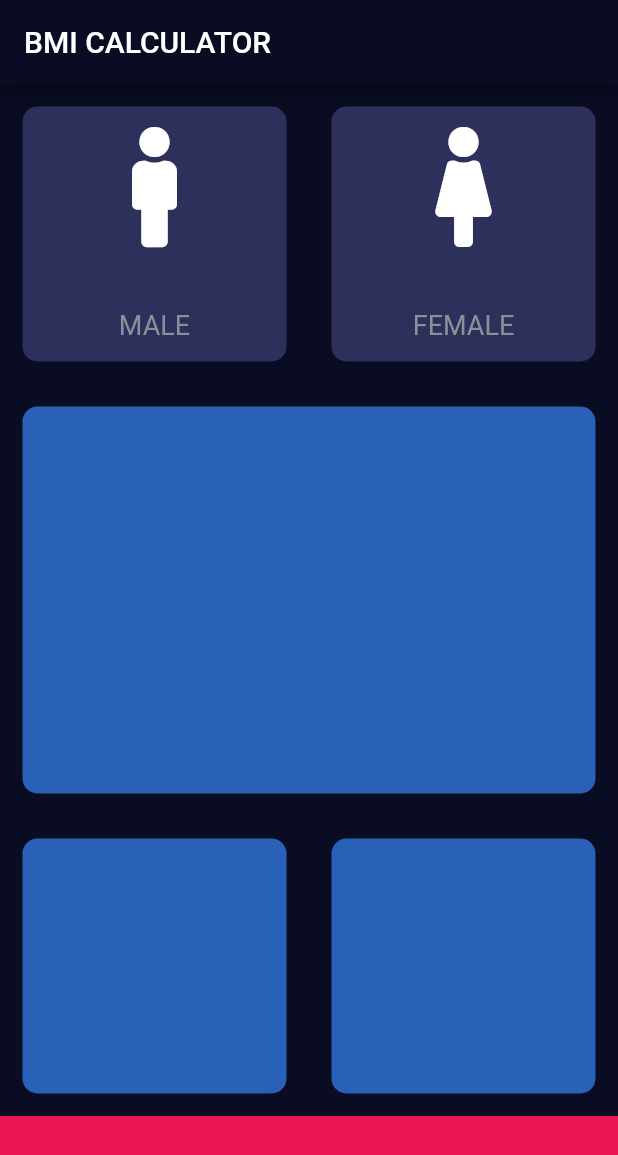
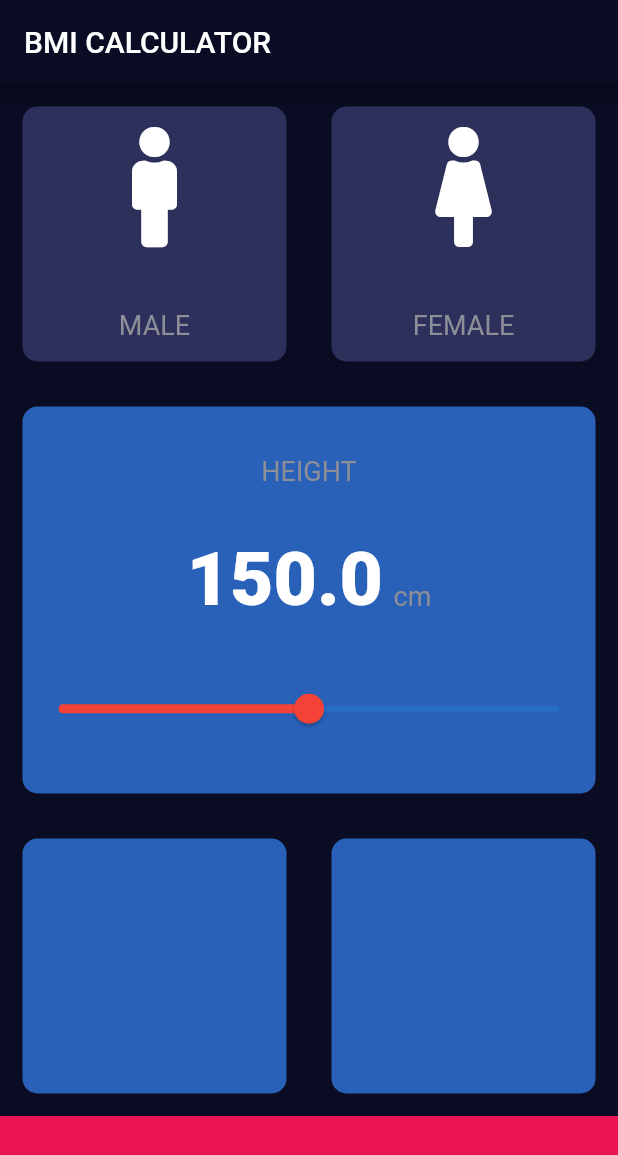
Before and after one commit to mojbrady/flutter-showcase, a Flutter app: the screen it shows after launch, on a phone screen of 412 x 824 dp. Shown: the top 1155 px of the screen. Run offline on Flutter 3.47's test engine with Material 2 defaults, Android fonts, the light colour scheme and no system bars; our stand-ins replace audioplayers, datetime_picker_formfield, font_awesome_flutter, rflutter_alert.

Commit message:
Bmi calc layout + refactor

```diff
--- a/bmi_calculator/lib/constants.dart
+++ b/bmi_calculator/lib/constants.dart
@@ -8,3 +8,7 @@ const kLabelTextStyle = TextStyle(
   fontSize: 18,
   color: Color(0xFF8D8E98),
 );
+const kNumberTextStyle = TextStyle(
+  fontSize: 50,
+  fontWeight: FontWeight.w900,
+);
--- a/bmi_calculator/lib/input_page.dart
+++ b/bmi_calculator/lib/input_page.dart
@@ -3,7 +3,7 @@ import 'package:bmicalculator/constants.dart';
 import 'package:flutter/cupertino.dart';
 import 'package:flutter/material.dart';
 import 'package:font_awesome_flutter/font_awesome_flutter.dart';
-import 'package:bmicalculator/cardd.dart';
+import 'package:bmicalculator/tile.dart';
 
 enum Gender {
   MALE,
@@ -17,10 +17,17 @@ class InputPage extends StatefulWidget {
 
 class _InputPageState extends State<InputPage> {
   Gender selectedGender;
+  double selectedHeight = 150;
 
   void updateCardColours(Gender gender) {
     setState(() {
       this.selectedGender = gender;
+    });
+  }
+
+  void updateHeight(double value) {
+    setState(() {
+      this.selectedHeight = value;
     });
   }
 
@@ -31,10 +38,11 @@ class _InputPageState extends State<InputPage> {
         title: Text('BMI CALCULATOR'),
       ),
       body: Column(
+        crossAxisAlignment: CrossAxisAlignment.stretch,
         children: <Widget>[
           Row(
             children: <Widget>[
-              Cardd(
+              Tile(
                 onClick: () => updateCardColours(Gender.MALE),
                 colour: (selectedGender == Gender.MALE)
                     ? kActiveCardColour
@@ -45,7 +53,7 @@ class _InputPageState extends State<InputPage> {
                   label: 'MALE',
                 ),
               ),
-              Cardd(
+              Tile(
                 onClick: () => updateCardColours(Gender.FEMALE),
                 colour: (selectedGender == Gender.FEMALE)
                     ? kActiveCardColour
@@ -58,22 +66,52 @@ class _InputPageState extends State<InputPage> {
               ),
             ],
           ),
-//          Row(
-//            children: <Widget>[
-          Cardd(
+          Tile(
             colour: kActiveCardColour,
             height: 170,
+            child: Column(
+              mainAxisAlignment: MainAxisAlignment.spaceEvenly,
+              children: <Widget>[
+                Text(
+                  'HEIGHT',
+                  style: kLabelTextStyle,
+                  textAlign: TextAlign.center,
+                ),
+                Row(
+                  mainAxisAlignment: MainAxisAlignment.center,
+                  crossAxisAlignment: CrossAxisAlignment.baseline,
+                  textBaseline: TextBaseline.alphabetic,
+                  children: <Widget>[
+                    Text(
+                      '$selectedHeight',
+                      style: kNumberTextStyle,
+                    ),
+                    SizedBox(
+                      width: 7,
+                    ),
+                    Text(
+                      'cm',
+                      style: kLabelTextStyle,
+                    ),
+                  ],
+                ),
+                Slider(
+                  onChanged: (value) => updateHeight(value),
+                  min: 50,
+                  max: 250,
+                  value: selectedHeight,
+                  activeColor: Colors.red,
+                )
+              ],
+            ),
           ),
-
-//            ],
-//          ),
           Row(
             children: <Widget>[
-              Cardd(
+              Tile(
                 colour: kActiveCardColour,
                 height: 170,
               ),
-              Cardd(
+              Tile(
                 colour: kActiveCardColour,
                 height: 170,
               ),
--- a/bmi_calculator/lib/main.dart
+++ b/bmi_calculator/lib/main.dart
@@ -9,17 +9,19 @@ var routes = {
   '/moo': (context) => InputPage(),
 };
 
+var themes = ThemeData.dark().copyWith(
+  primaryColor: kBackgroundColour,
+  scaffoldBackgroundColor: kBackgroundColour,
+  accentColor: kAccentColor,
+);
+
 class BMICalculator extends StatelessWidget {
   @override
   Widget build(BuildContext context) {
     return MaterialApp(
       debugShowCheckedModeBanner: false,
       title: 'BMI Calculator',
-      theme: ThemeData.dark().copyWith(
-        primaryColor: kBackgroundColour,
-        scaffoldBackgroundColor: kBackgroundColour,
-        accentColor: kAccentColor,
-      ),
+      theme: themes,
       routes: routes,
     );
   }
--- a/bmi_calculator/lib/cardd.dart
+++ b/bmi_calculator/lib/tile.dart
@@ -1,12 +1,12 @@
 import 'package:flutter/material.dart';
 
-class Cardd extends StatelessWidget {
+class Tile extends StatelessWidget {
   final double height;
   final Color colour;
   final Widget child;
   final Function onClick;
 
-  Cardd({this.colour, this.height, this.child, this.onClick});
+  Tile({this.colour, this.height, this.child, this.onClick});
 
   @override
   Widget build(BuildContext context) {
@@ -15,6 +15,7 @@ class Cardd extends StatelessWidget {
         onTap: onClick,
         child: Container(
           height: height,
+          width: double.infinity,
           margin: EdgeInsets.all(15),
           decoration: BoxDecoration(
             borderRadius: BorderRadius.circular(10),
```
